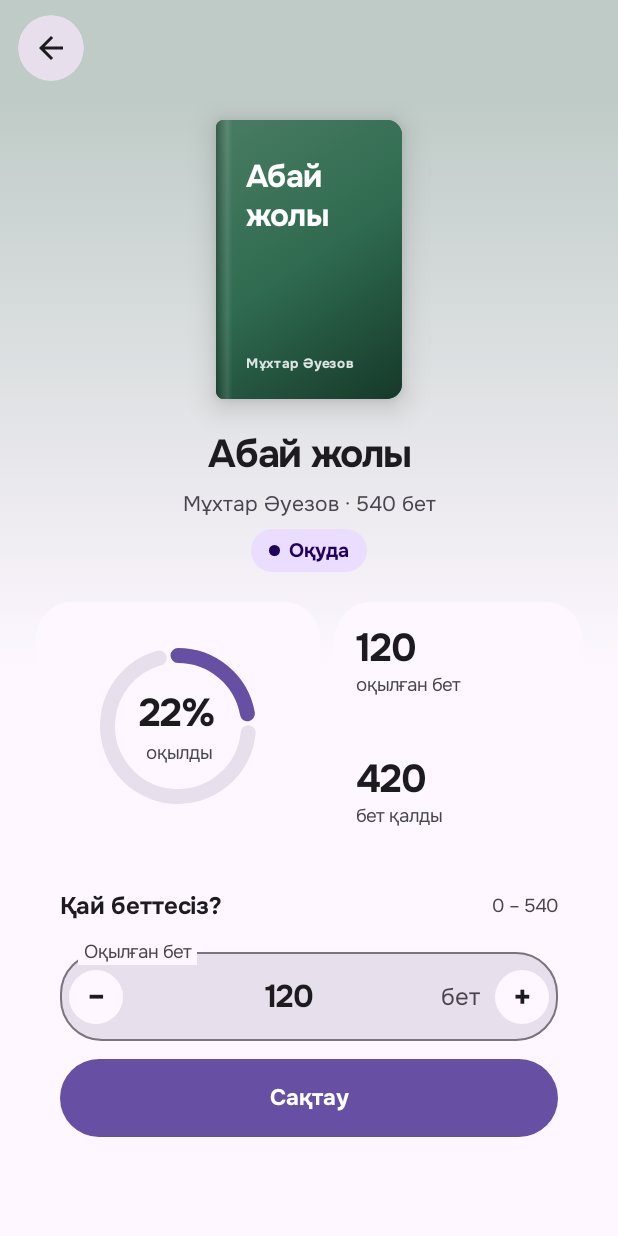
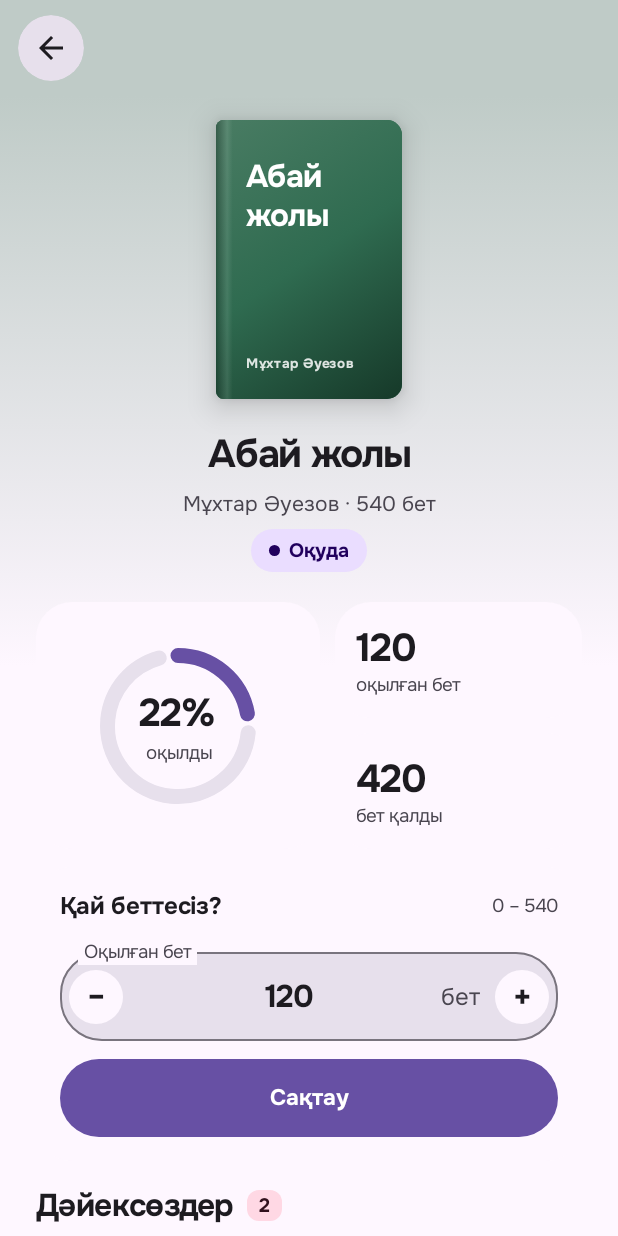
Before and after one commit to parasattt/1004bala, an Android app built with Jetpack Compose: the @Preview function BookDetailsHeaderLightPreview, on a phone screen of 412 x 824 dp. Run offline under Robolectric (Android 15) with nearby library versions, the phone set to English and light mode, and no system bars.

Commit message:
feat(details): observe and display book quotes with count

```diff
--- a/app/src/main/java/com/example/a1004bala/ui/screens/details/BookDetailsScreen.kt
+++ b/app/src/main/java/com/example/a1004bala/ui/screens/details/BookDetailsScreen.kt
@@ -2,6 +2,9 @@ package com.example.a1004bala.ui.screens.details
 
 import androidx.compose.foundation.background
 import androidx.compose.foundation.layout.Arrangement
+import androidx.compose.foundation.layout.PaddingValues
+import androidx.compose.foundation.lazy.LazyColumn
+import androidx.compose.foundation.lazy.items
 import androidx.compose.foundation.layout.Box
 import androidx.compose.foundation.layout.Column
 import androidx.compose.foundation.layout.IntrinsicSize
@@ -14,10 +17,8 @@ import androidx.compose.foundation.layout.height
 import androidx.compose.foundation.layout.heightIn
 import androidx.compose.foundation.layout.imePadding
 import androidx.compose.foundation.layout.size
-import androidx.compose.foundation.rememberScrollState
 import androidx.compose.foundation.shape.CircleShape
 import androidx.compose.foundation.shape.RoundedCornerShape
-import androidx.compose.foundation.verticalScroll
 import androidx.compose.foundation.text.KeyboardActions
 import androidx.compose.foundation.text.KeyboardOptions
 import androidx.compose.material3.CircularProgressIndicator
@@ -55,9 +56,11 @@ import androidx.lifecycle.compose.collectAsStateWithLifecycle
 import androidx.lifecycle.viewmodel.compose.viewModel
 import com.example.a1004bala.data.model.Book
 import com.example.a1004bala.data.model.BookStatus
+import com.example.a1004bala.data.model.Quote
 import com.example.a1004bala.ui.AppViewModelProvider
 import com.example.a1004bala.ui.components.BookWormTopBar
 import com.example.a1004bala.ui.components.ReadingProgressBar
+import com.example.a1004bala.ui.components.QuoteItem
 import com.example.a1004bala.ui.theme.BookWormTheme
 
 @Composable
@@ -118,18 +121,18 @@ private fun BookDetailsContent(
                     textAlign = TextAlign.Center
                 )
             }
-            else -> Column(
+            else -> LazyColumn(
                 modifier = Modifier
                     .fillMaxSize()
                     .padding(contentPadding)
-                    .background(Brush.verticalGradient(listOf(headerColor, background, background)))
-                    .verticalScroll(rememberScrollState())
-                    .padding(horizontal = 24.dp, vertical = 16.dp),
+                    .background(Brush.verticalGradient(listOf(headerColor, background, background))),
+                contentPadding = PaddingValues(horizontal = 24.dp, vertical = 16.dp),
                 horizontalAlignment = Alignment.CenterHorizontally,
                 verticalArrangement = Arrangement.spacedBy(12.dp)
             ) {
-                BookDetailsHeader(book)
-                BookReadingSummary(book)
+                item(key = "book_header") { BookDetailsHeader(book) }
+                item(key = "reading_summary") { BookReadingSummary(book) }
+                item(key = "page_input") {
                     ReadingPageInput(
                         value = state.pageInput,
                         totalPages = book.totalPages,
@@ -139,6 +142,77 @@ private fun BookDetailsContent(
                         isSaving = state.isSaving,
                         error = state.pageError,
                         actionError = state.actionError
+                    )
+                }
+                item(key = "quotes_heading") {
+                    QuotesHeading(
+                        count = if (state.isQuotesLoading || state.quotesLoadError != null) null else state.quotes.size
+                    )
+                }
+                when {
+                    state.isQuotesLoading -> item(key = "quotes_loading") {
+                        Row(
+                            modifier = Modifier.fillMaxWidth(),
+                            verticalAlignment = Alignment.CenterVertically,
+                            horizontalArrangement = Arrangement.spacedBy(12.dp)
+                        ) {
+                            CircularProgressIndicator(modifier = Modifier.size(20.dp), strokeWidth = 2.dp)
+                            Text("Дәйексөздер жүктелуде…", style = MaterialTheme.typography.bodyMedium)
+                        }
+                    }
+                    state.quotesLoadError != null -> item(key = "quotes_error") {
+                        Text(
+                            text = state.quotesLoadError,
+                            modifier = Modifier.fillMaxWidth().semantics { liveRegion = LiveRegionMode.Polite },
+                            color = MaterialTheme.colorScheme.error,
+                            style = MaterialTheme.typography.bodyMedium
+                        )
+                    }
+                    state.quotes.isEmpty() -> item(key = "quotes_empty") {
+                        Text(
+                            text = "Әзірге дәйексөз жоқ",
+                            modifier = Modifier.fillMaxWidth(),
+                            color = MaterialTheme.colorScheme.onSurfaceVariant,
+                            style = MaterialTheme.typography.bodyMedium
+                        )
+                    }
+                    else -> items(state.quotes, key = { it.id }) { quote ->
+                        QuoteItem(
+                            quote = quote,
+                            onDelete = {},
+                            highlighted = quote.id == state.quotes.firstOrNull()?.id,
+                            deleteEnabled = false
+                        )
+                    }
+                }
+            }
+        }
+    }
+}
+
+@Composable
+private fun QuotesHeading(count: Int?) {
+    Row(
+        modifier = Modifier.fillMaxWidth().padding(top = 4.dp),
+        verticalAlignment = Alignment.CenterVertically,
+        horizontalArrangement = Arrangement.spacedBy(8.dp)
+    ) {
+        Text(
+            text = "Дәйексөздер",
+            modifier = Modifier.semantics { heading() },
+            style = MaterialTheme.typography.titleLarge,
+            color = MaterialTheme.colorScheme.onSurface
+        )
+        if (count != null) {
+            Surface(
+                shape = RoundedCornerShape(8.dp),
+                color = MaterialTheme.colorScheme.tertiaryContainer,
+                contentColor = MaterialTheme.colorScheme.onTertiaryContainer
+            ) {
+                Text(
+                    text = count.toString(),
+                    modifier = Modifier.padding(horizontal = 8.dp, vertical = 2.dp),
+                    style = MaterialTheme.typography.labelMedium
                 )
             }
         }
@@ -474,6 +548,11 @@ private fun BookDetailsPageErrorPreview() {
 
 private fun headerPreviewState() = BookDetailsUiState(
     isLoading = false,
+    isQuotesLoading = false,
+    quotes = listOf(
+        Quote(1, bookId = 1, text = "Ғылым таппай мақтанба, орын таппай баптанба.", page = 12),
+        Quote(2, bookId = 1, text = "Еңбек етсең ерінбей, тояды қарның тіленбей.", page = 45)
+    ),
     pageInput = "120",
     book = Book(
         id = 1,
--- a/app/src/main/java/com/example/a1004bala/ui/screens/details/BookDetailsUiState.kt
+++ b/app/src/main/java/com/example/a1004bala/ui/screens/details/BookDetailsUiState.kt
@@ -8,6 +8,8 @@ data class BookDetailsUiState(
     val book: Book? = null,
     val isLoading: Boolean = true,
     val quotes: List<Quote> = emptyList(),
+    val isQuotesLoading: Boolean = true,
+    val quotesLoadError: String? = null,
     val pageInput: String = "",
     val pageError: String? = null,
     val quoteInput: String = "",
```
Also changed, not shown: app/src/main/java/com/example/a1004bala/ui/screens/details/BookDetailsViewModel.kt (+15 -1 lines). Lines whose indentation alone changed are shown as unchanged.
